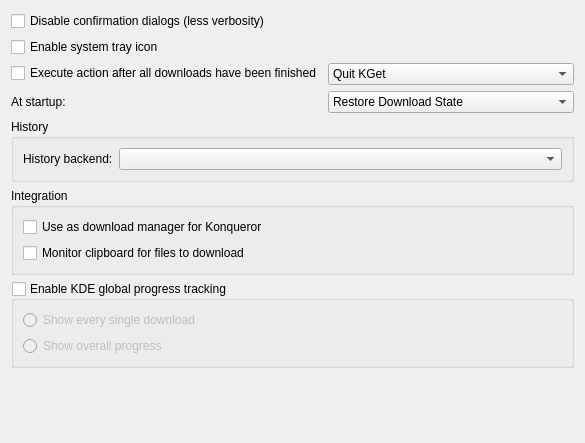
The window that conf/dlgadvanced.ui (KDE/kget) describes before a commit, drawn with Qt 5.
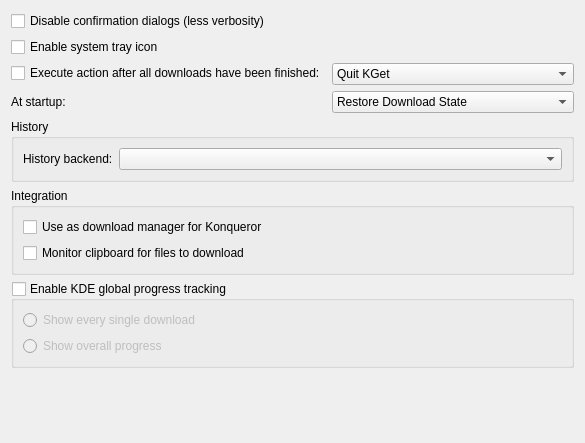
The same window after the commit. Custom widgets are drawn as their Qt base class.

What changed in the file:
```diff
--- a/conf/dlgadvanced.ui
+++ b/conf/dlgadvanced.ui
@@ -29,7 +29,7 @@
      <item row="0" column="0" >
       <widget class="QCheckBox" name="kcfg_AfterFinishActionEnabled" >
        <property name="text" >
-        <string>Execute action after all downloads have been finished</string>
+        <string>Execute action after all downloads have been finished:</string>
        </property>
       </widget>
      </item>
```
